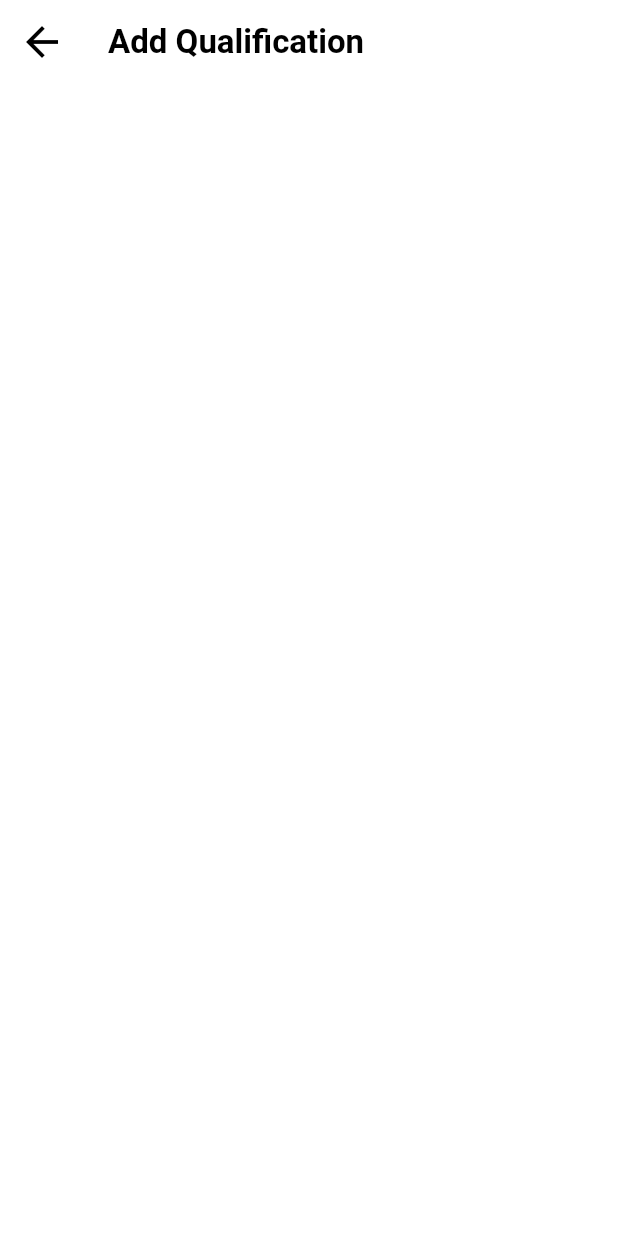
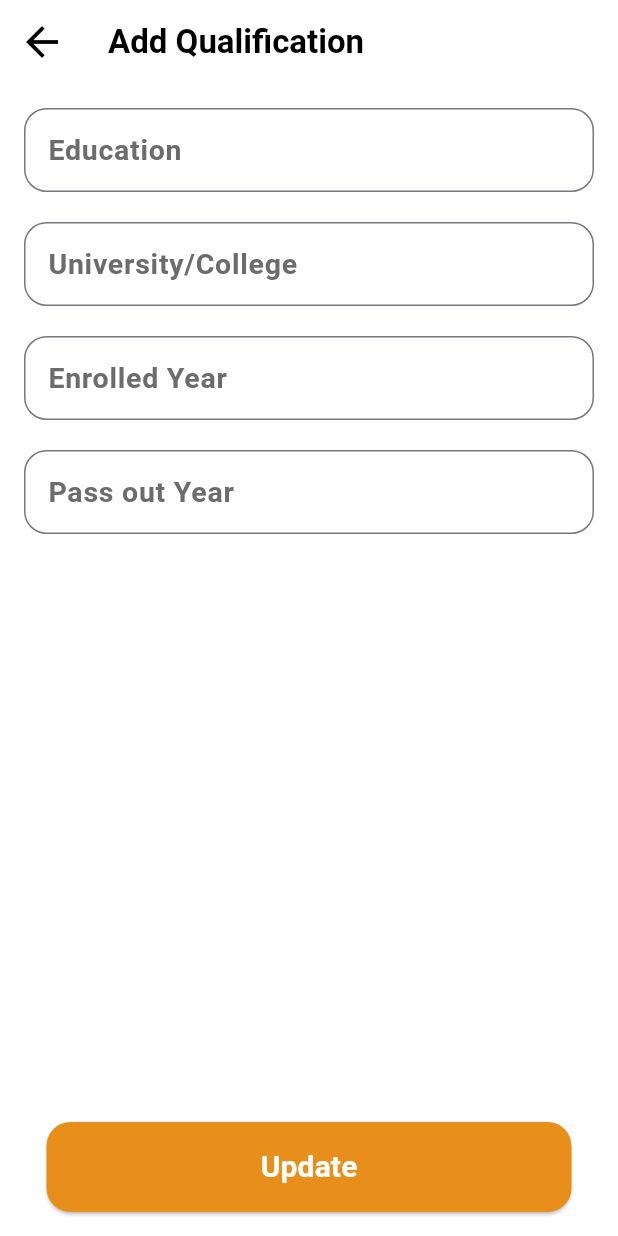
Before and after one commit to DiyaShajith/Q_HireEvent, a Flutter app: the Addqualification screen opened directly, on a phone screen of 412 x 824 dp. Run offline on Flutter 3.47's test engine with Material 3 defaults, Android fonts, the phone set to English and light mode, and no system bars; our stand-ins replace dotted_border, smooth_page_indicator.

Commit message:
Addqualificationcompleted

```diff
--- a/lib/view/qualificationview/addqualification.dart
+++ b/lib/view/qualificationview/addqualification.dart
@@ -9,18 +9,27 @@ class Addqualification extends StatefulWidget {
 }
 
 class _AddqualificationState extends State<Addqualification> {
+  final List<String> labels = [
+    "Education",
+    "University/College",
+    "Enrolled Year",
+    "Pass out Year"
+  ];
+
   @override
   Widget build(BuildContext context) {
     return Scaffold(
+      backgroundColor: CustomColor.scaffoldbg,
       appBar: AppBar(
         backgroundColor: CustomColor.scaffoldbg,
         leading: IconButton(
-            onPressed: () {},
-            icon: Icon(
-              Icons.arrow_back,
-              color: CustomColor.blackprimary,
-              size: 32,
-            )),
+          onPressed: () {},
+          icon: Icon(
+            Icons.arrow_back,
+            color: CustomColor.blackprimary,
+            size: 32,
+          ),
+        ),
         title: const Text(
           "Add Qualification",
           style: TextStyle(
@@ -29,7 +38,62 @@ class _AddqualificationState extends State<Addqualification> {
               fontWeight: FontWeight.bold),
         ),
       ),
-      backgroundColor: CustomColor.scaffoldbg,
+      body: Padding(
+        padding: const EdgeInsets.all(16),
+        child: Column(
+          children: [
+            Expanded(
+              child: ListView.separated(
+                itemCount: labels.length,
+                itemBuilder: (context, index) {
+                  return TextField(
+                    decoration: InputDecoration(
+                      label: Text(
+                        labels[index],
+                        style: const TextStyle(
+                          color: CustomColor.uploadbg,
+                          fontSize: 19,
+                          fontWeight: FontWeight.w600,
+                        ),
+                      ),
+                      border: OutlineInputBorder(
+                        borderRadius: BorderRadius.circular(15),
+                        borderSide: BorderSide(
+                          color: CustomColor.textfieldbg1,
+                          width: 0.5,
+                        ),
+                      ),
+                    ),
+                  );
+                },
+                separatorBuilder: (context, index) =>
+                    const SizedBox(height: 20),
+              ),
+            ),
+            SizedBox(
+              width: 350,
+              height: 60,
+              child: ElevatedButton(
+                style: ElevatedButton.styleFrom(
+                  shape: RoundedRectangleBorder(
+                    borderRadius: BorderRadius.circular(16),
+                  ),
+                  backgroundColor: CustomColor.textfieldbg,
+                ),
+                onPressed: () {},
+                child: const Text(
+                  "Update",
+                  style: TextStyle(
+                    color: CustomColor.scaffoldbg,
+                    fontSize: 20,
+                    fontWeight: FontWeight.bold,
+                  ),
+                ),
+              ),
+            ),
+          ],
+        ),
+      ),
     );
   }
 }
```
